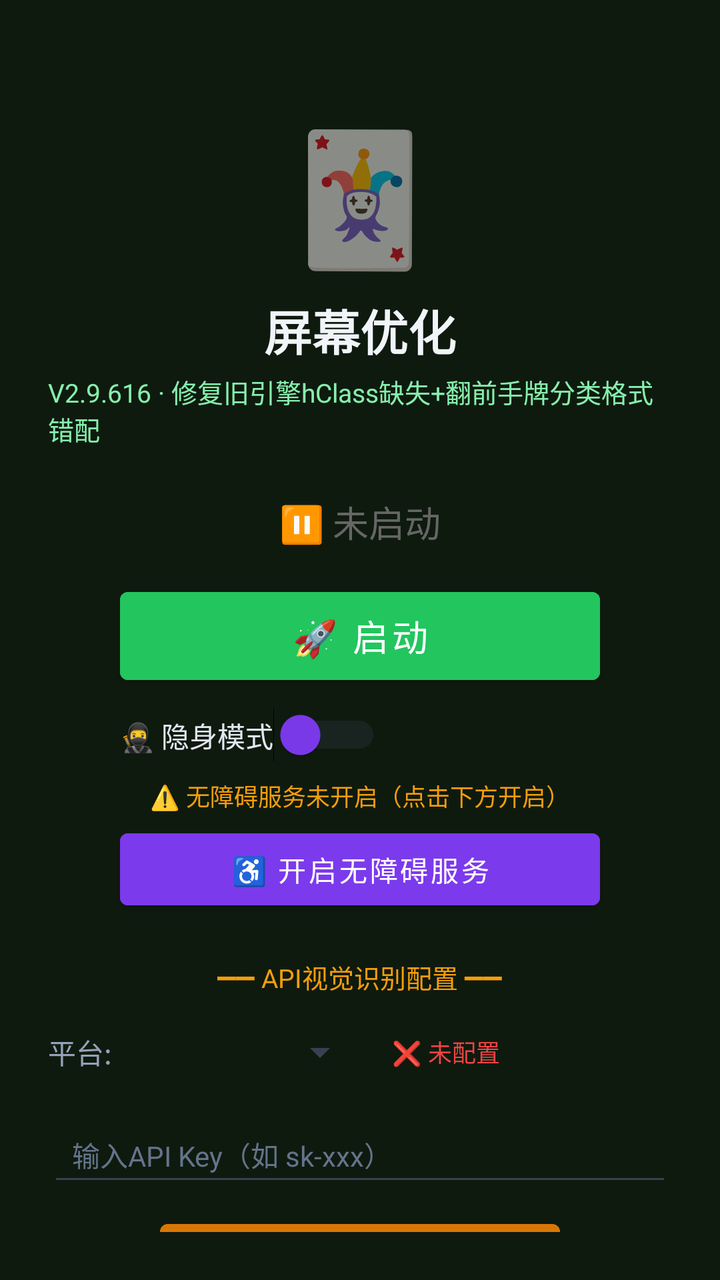
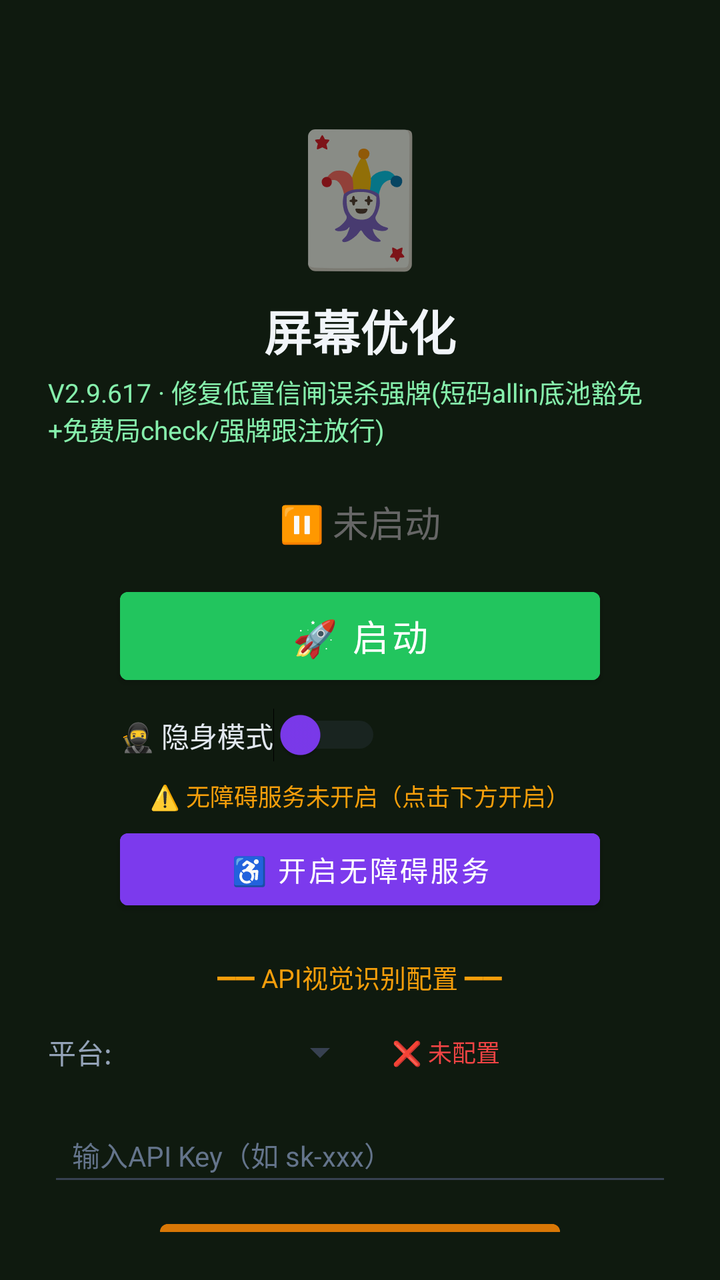

Screens rendered from an Android XML layout before and after an edit, with the pre-edit source and the edit as a unified diff.
<!-- AndroidManifest.xml: activity theme Theme.MjScreenshot -->
<!-- res/layout/activity_main.xml -->
<?xml version="1.0" encoding="utf-8"?>
<LinearLayout xmlns:android="http://schemas.android.com/apk/res/android"
    android:layout_width="match_parent"
    android:layout_height="match_parent"
    android:orientation="vertical"
    android:background="#0f1a0f"
    android:padding="24dp"
    android:gravity="center_horizontal">

    <TextView
        android:layout_width="wrap_content"
        android:layout_height="wrap_content"
        android:text="🃏"
        android:textSize="64sp"
        android:layout_marginTop="30dp" />

    <TextView
        android:layout_width="wrap_content"
        android:layout_height="wrap_content"
        android:text="屏幕优化"
        android:textSize="24sp"
        android:textColor="#f1f5f9"
        android:textStyle="bold"
        android:layout_marginTop="8dp" />

    <TextView
        android:layout_width="wrap_content"
        android:layout_height="wrap_content"
        android:text="V2.9.616 · 修复旧引擎hClass缺失+翻前手牌分类格式错配"
        android:textSize="13sp"
        android:textColor="#86efac"
        android:layout_marginTop="4dp" />

    <TextView
        android:id="@+id/tvStatus"
        android:layout_width="wrap_content"
        android:layout_height="wrap_content"
        android:text="⏸ 未启动"
        android:textSize="18sp"
        android:textColor="#666666"
        android:layout_marginTop="24dp" />

    <Button
        android:id="@+id/btnStart"
        android:layout_width="240dp"
        android:layout_height="56dp"
        android:text="🚀 启动"
        android:textSize="18sp"
        android:textColor="#ffffff"
        android:backgroundTint="#22c55e"
        android:layout_marginTop="16dp" />

    <Button
        android:id="@+id/btnHelper"
        android:layout_width="240dp"
        android:layout_height="56dp"
        android:text="🃏 打开智囊"
        android:textSize="16sp"
        android:textColor="#ffffff"
        android:backgroundTint="#16a34a"
        android:layout_marginTop="12dp"
        android:visibility="gone" />

    
    <LinearLayout
        android:layout_width="240dp"
        android:layout_height="wrap_content"
        android:orientation="horizontal"
        android:gravity="center_vertical"
        android:layout_marginTop="8dp">

        <Switch
            android:id="@+id/switchStealth"
            android:layout_width="wrap_content"
            android:layout_height="wrap_content"
            android:text="🥷 隐身模式"
            android:textColor="#e2e8f0"
            android:textSize="14sp"
            android:thumbTint="#7c3aed"
            android:trackTint="#374151" />
    </LinearLayout>

    <TextView
        android:id="@+id/tvAccessibilityStatus"
        android:layout_width="wrap_content"
        android:layout_height="wrap_content"
        android:text="⚠️ 无障碍服务未开启（点击下方开启）"
        android:textSize="12sp"
        android:textColor="#f59e0b"
        android:layout_marginTop="8dp"
        android:gravity="center" />

    <Button
        android:id="@+id/btnAccessibility"
        android:layout_width="240dp"
        android:layout_height="48dp"
        android:text="♿ 开启无障碍服务"
        android:textSize="14sp"
        android:textColor="#ffffff"
        android:backgroundTint="#7c3aed"
        android:layout_marginTop="4dp" />

    <TextView
        android:layout_width="wrap_content"
        android:layout_height="wrap_content"
        android:text="━━ API视觉识别配置 ━━"
        android:textSize="13sp"
        android:textColor="#f59e0b"
        android:layout_marginTop="20dp" />

    <LinearLayout
        android:layout_width="match_parent"
        android:layout_height="wrap_content"
        android:orientation="horizontal"
        android:layout_marginTop="8dp"
        android:gravity="center_vertical">

        <TextView
            android:layout_width="wrap_content"
            android:layout_height="wrap_content"
            android:text="平台:"
            android:textSize="14sp"
            android:textColor="#94a3b8" />

        <Spinner
            android:id="@+id/spinnerProvider"
            android:layout_width="120dp"
            android:layout_height="40dp"
            android:layout_marginStart="8dp"
            android:backgroundTint="#374151" />

        <TextView
            android:id="@+id/tvApiStatus"
            android:layout_width="wrap_content"
            android:layout_height="wrap_content"
            android:text="❌ 未配置"
            android:textSize="12sp"
            android:textColor="#ef4444"
            android:layout_marginStart="12dp" />
    </LinearLayout>

    <EditText
        android:id="@+id/etApiKey"
        android:layout_width="match_parent"
        android:layout_height="44dp"
        android:hint="输入API Key（如 sk-xxx）"
        android:textSize="14sp"
        android:textColor="#e2e8f0"
        android:textColorHint="#64748b"
        android:backgroundTint="#374151"
        android:inputType="textPassword"
        android:layout_marginTop="8dp"
        android:paddingStart="12dp"
        android:paddingEnd="12dp" />

    <Button
        android:id="@+id/btnSaveApi"
        android:layout_width="200dp"
        android:layout_height="44dp"
        android:text="💾 保存API配置"
        android:textSize="14sp"
        android:textColor="#ffffff"
        android:backgroundTint="#d97706"
        android:layout_marginTop="8dp" />

    <TextView
        android:id="@+id/tvHint"
        android:layout_width="wrap_content"
        android:layout_height="wrap_content"
        android:text="先点上方按钮启动截屏"
        android:textSize="13sp"
        android:textColor="#666666"
        android:layout_marginTop="12dp"
        android:gravity="center" />

    <TextView
        android:layout_width="wrap_content"
        android:layout_height="wrap_content"
        android:text="使用步骤：\n1. 配置API Key（支持OpenAI/通义千问VL/硅基流动）\n2. 点「开启无障碍服务」→ 开启\n3. 开启「🥷隐身模式」(反检测)\n4. 点「启动」→ 允许悬浮窗\n5. 打牌时点屏幕上的🎯悬浮球即可截屏识别\n★ 拖动悬浮球可移到不挡牌的位置 ★\n★ 长按悬浮球可展开/收起详细面板 ★\n★ 悬浮球边框颜色=建议：绿=加注 橙=跟注 红=弃牌 ★"
        android:textSize="12sp"
        android:textColor="#64748b"
        android:layout_marginTop="12dp"
        android:lineSpacingExtra="3dp" />

</LinearLayout>
<!-- resources referenced by this layout -->
<resources>
  <style name="Theme.MjScreenshot" parent="Theme.MaterialComponents.DayNight.DarkActionBar">
          <item name="colorPrimary">#1e40af</item>
          <item name="colorPrimaryVariant">#1e3a8a</item>
          <item name="colorOnPrimary">#ffffff</item>
          <item name="android:statusBarColor">#0f172a</item>
      </style>
</resources>

<!-- the commit's change to res/layout/activity_main.xml (unified diff, before → after) -->
@@ -26,7 +26,7 @@
     <TextView
         android:layout_width="wrap_content"
         android:layout_height="wrap_content"
-        android:text="V2.9.616 · 修复旧引擎hClass缺失+翻前手牌分类格式错配"
+        android:text="V2.9.617 · 修复低置信闸误杀强牌(短码allin底池豁免+免费局check/强牌跟注放行)"
         android:textSize="13sp"
         android:textColor="#86efac"
         android:layout_marginTop="4dp" />
